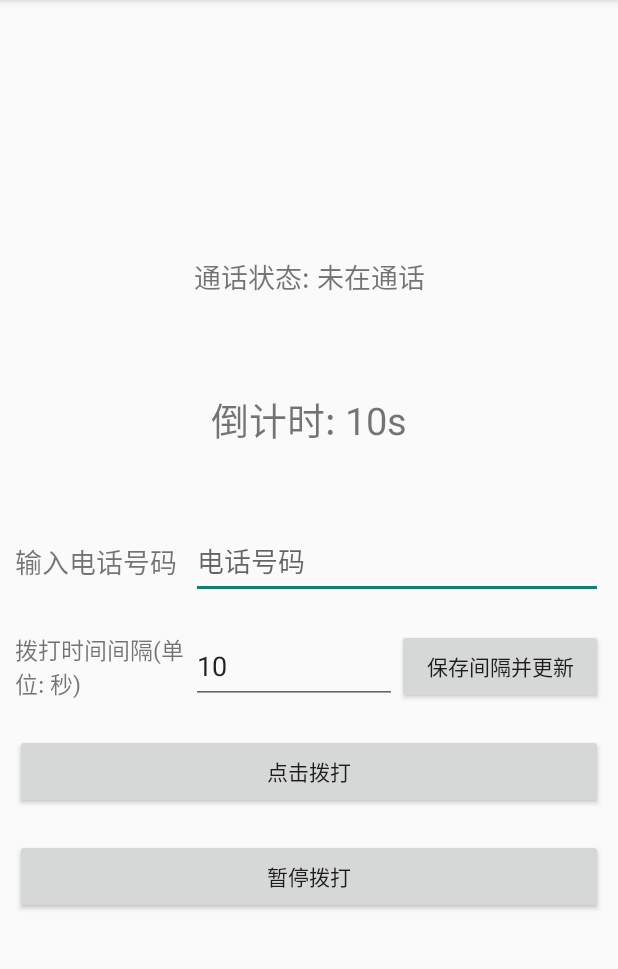
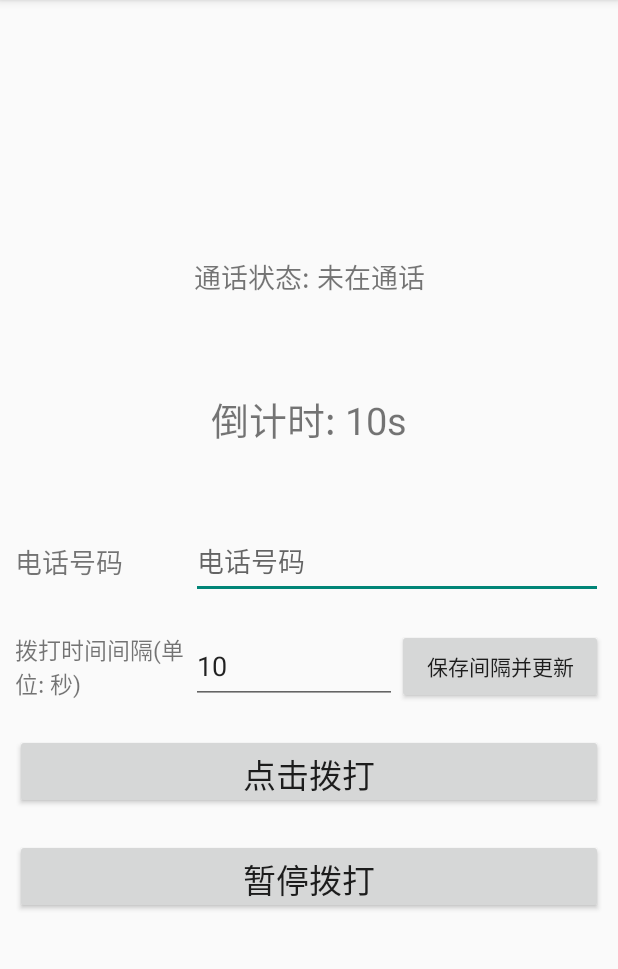
Before and after one commit to MilitaryIntelligence6/AutoCallSystem, an Android app: the screen it shows after launch (MainActivity), after a tap on "点击拨打", on a phone screen of 412 x 824 dp, the part 84-1053 px from its top. Run offline under Robolectric (Android 15) with nearby library versions, the phone set to English and light mode, and no system bars; our stand-ins replace data binding; plain views replace ClearEditText.

Commit message:
修改功能;

```diff
--- a/app/src/main/java/cn/misection/autocall/call/controller/MainActivity.java
+++ b/app/src/main/java/cn/misection/autocall/call/controller/MainActivity.java
@@ -7,12 +7,12 @@ import android.content.SharedPreferences;
 import android.content.pm.PackageManager;
 import android.net.Uri;
 import android.os.Bundle;
+import android.os.CountDownTimer;
 import android.provider.Settings;
 import android.telephony.PhoneStateListener;
 import android.telephony.TelephonyManager;
 import android.util.Log;
 import android.view.View;
-import android.widget.Toast;
 
 import androidx.appcompat.app.AppCompatActivity;
 import androidx.core.app.ActivityCompat;
@@ -40,9 +40,11 @@ public class MainActivity extends AppCompatActivity {
 
     private TelephonyManager mTelephonyManager;
 
-    private ScheduledExecutorService mMakePhoneCallThreadPool = Executors.newSingleThreadScheduledExecutor();
+    private ScheduledExecutorService mMakePhoneCallThreadPool;
 
     private SharedPreferences mPreferences;
+
+//    private CountDownTimer mCountDownTimer;
 
     private long mPeriod = 10;
 
@@ -81,6 +83,17 @@ public class MainActivity extends AppCompatActivity {
 
     private void initController() {
         mPreferences = getPreferences(MODE_PRIVATE);
+//        mCountDownTimer = new CountDownTimer(mPeriod * 1000, 1000) {
+//            @Override
+//            public void onTick(long millisUntilFinished) {
+//                mBinding.countdownTextView.setText(String.format("倒计时 %d 秒", millisUntilFinished / 1000));
+//            }
+//
+//            @Override
+//            public void onFinish() {
+//
+//            }
+//        };
     }
 
     private void initState() {
@@ -117,7 +130,7 @@ public class MainActivity extends AppCompatActivity {
                 }
             }
         };
-        //监听电话通话状态的改变
+        // 监听电话通话状态的改变
         mTelephonyManager.listen(mPhoneStateListener, PhoneStateListener.LISTEN_CALL_STATE);
     }
 
@@ -128,18 +141,8 @@ public class MainActivity extends AppCompatActivity {
                 != PackageManager.PERMISSION_GRANTED) {
             applyPermission();
         } else {
-            //拨打电话
-            Intent intent = new Intent(Intent.ACTION_CALL);
-            String phoneNum = String.valueOf(mBinding.telphoneNumEditText.getText()).trim();
-            Log.d(TAG, "即将拨打的电话信息" + phoneNum);
-            Uri data = Uri.parse("tel:" + phoneNum);
-            intent.setData(data);
-            mMakePhoneCallThreadPool.scheduleAtFixedRate(
-                    () -> startActivity(intent),
-                    mNextCallCountDown,
-                    mPeriod,
-                    TimeUnit.SECONDS
-            );
+            // 拨打电话
+            startMakePhoneCallLoop(String.valueOf(mBinding.telphoneNumEditText.getText()).trim());
         }
     }
 
@@ -151,7 +154,7 @@ public class MainActivity extends AppCompatActivity {
             // 如果用户之前拒绝权限的时候勾选了对话框中”Don’t ask again”的选项,那么这个方法会返回false.
             // 如果设备策略禁止应用拥有这条权限, 这个方法也返回false.
             // 弹窗需要解释为何需要该权限，再次请求授权
-            Toast.makeText(this, "请授权！", Toast.LENGTH_LONG).show();
+            AppSystem.out.printt(this, "请授权!");
             // 帮跳转到该应用的设置界面，让用户手动授权
             Intent intent = new Intent(Settings.ACTION_APPLICATION_DETAILS_SETTINGS);
             Uri uri = Uri.fromParts("package", getPackageName(), null);
@@ -167,10 +170,13 @@ public class MainActivity extends AppCompatActivity {
 
     public void onInternalButtonClick(View view) {
         savePeriod();
+        startMakePhoneCallLoop(String.valueOf(mBinding.telphoneNumEditText.getText()).trim());
     }
 
     public void onCancelCallButtonClicked(View view) {
-        mMakePhoneCallThreadPool.shutdown();
+        if (mMakePhoneCallThreadPool != null) {
+            mMakePhoneCallThreadPool.shutdown();
+        }
         AppSystem.out.printt(this, "暂停拨号成功");
     }
 
@@ -187,4 +193,17 @@ public class MainActivity extends AppCompatActivity {
                 .apply();
         AppSystem.out.printt(this, "间隔时间保存成功");
     }
+
+    private void startMakePhoneCallLoop(String phoneNum) {
+        Log.e(TAG, "即将拨打的电话信息" + phoneNum);
+        mMakePhoneCallThreadPool = Executors.newSingleThreadScheduledExecutor();
+        Intent intent = new Intent(Intent.ACTION_CALL);
+        intent.setData(Uri.parse("tel:" + phoneNum));
+        mMakePhoneCallThreadPool.scheduleAtFixedRate(
+                () -> startActivity(intent),
+                mNextCallCountDown,
+                mPeriod,
+                TimeUnit.SECONDS
+        );
+    }
 }
--- a/app/src/main/res/layout/activity_main.xml
+++ b/app/src/main/res/layout/activity_main.xml
@@ -17,6 +17,7 @@
                 android:layout_height="wrap_content"
                 android:orientation="vertical"
                 app:layout_constraintBottom_toBottomOf="parent"
+                app:layout_constraintHorizontal_bias="0.0"
                 app:layout_constraintLeft_toLeftOf="parent"
                 app:layout_constraintRight_toRightOf="parent"
                 app:layout_constraintTop_toTopOf="parent">
@@ -60,9 +61,10 @@
                 <androidx.appcompat.widget.AppCompatTextView
                         android:layout_width="0dp"
                         android:layout_height="match_parent"
+                        android:layout_gravity="center"
                         android:layout_weight="0.3"
                         android:gravity="center_vertical"
-                        android:text="输入电话号码"
+                        android:text="电话号码"
                         android:textSize="18sp" />
 
                 <com.xuexiang.xui.widget.edittext.ClearEditText
@@ -117,7 +119,8 @@
                         android:layout_width="match_parent"
                         android:layout_height="match_parent"
                         android:onClick="onCallButtonClicked"
-                        android:text="点击拨打" />
+                        android:text="点击拨打"
+                        android:textSize="22sp" />
 
             </androidx.appcompat.widget.LinearLayoutCompat>
 
@@ -131,10 +134,10 @@
                         android:layout_width="match_parent"
                         android:layout_height="match_parent"
                         android:onClick="onCancelCallButtonClicked"
-                        android:text="暂停拨打" />
+                        android:text="暂停拨打"
+                        android:textSize="22sp" />
 
             </androidx.appcompat.widget.LinearLayoutCompat>
-
 
         </androidx.appcompat.widget.LinearLayoutCompat>
 
```
